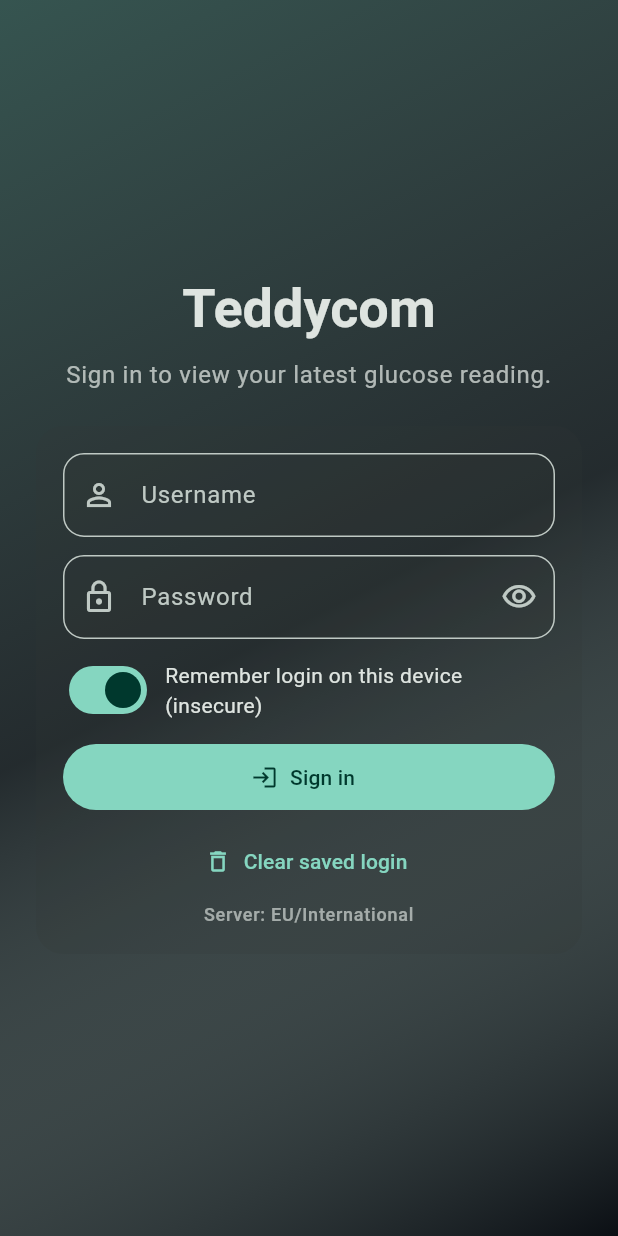
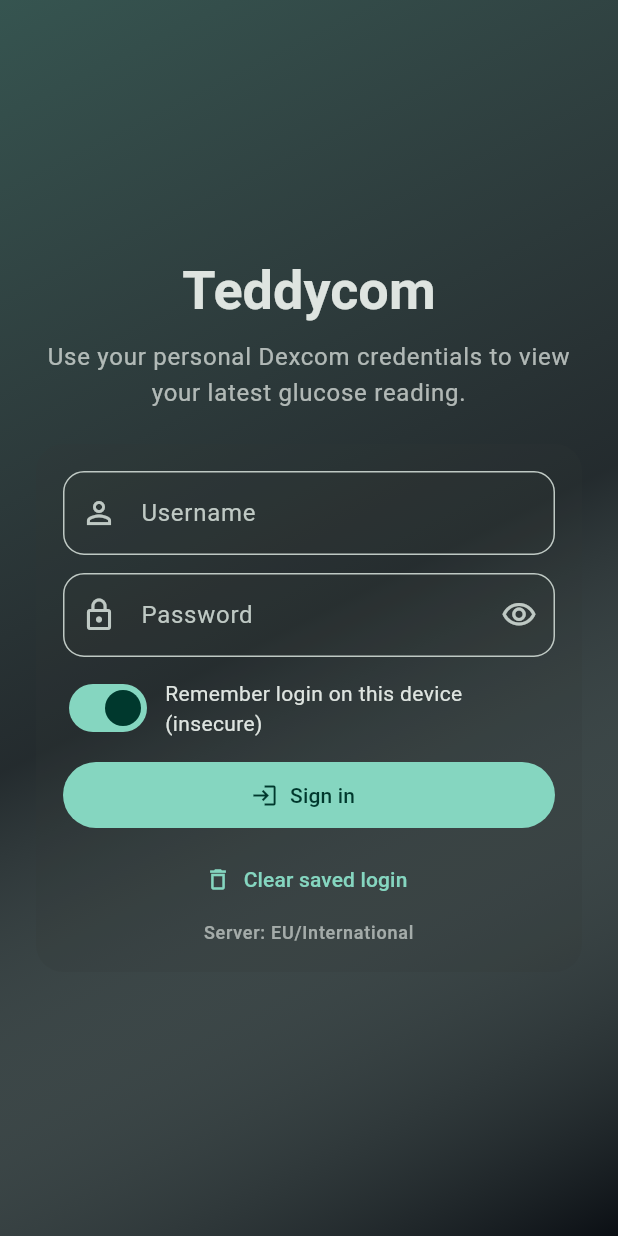
Before and after one commit to rknell/flutter_dexcom_follow, a Flutter app: the screen it shows after launch, on a phone screen of 412 x 824 dp. Run offline on Flutter 3.47's test engine with Material 3 defaults, Android fonts, the phone set to English and light mode, and no system bars; our stand-ins replace audioplayers, fl_chart, flutter_local_notifications, shared_preferences; missing offline and left inert: flutter_foreground_task.

Commit message:
Update login screen text to specify use of personal Dexcom credentials for glucose reading access.

```diff
--- a/lib/screens/login_screen.dart
+++ b/lib/screens/login_screen.dart
@@ -110,7 +110,7 @@
                             ),
                             const SizedBox(height: 10),
                             Text(
-                              'Sign in to view your latest glucose reading.',
+                              'Use your personal Dexcom credentials to view your latest glucose reading.',
                               textAlign: TextAlign.center,
                               style: Theme.of(context).textTheme.bodyLarge
                                   ?.copyWith(
```
